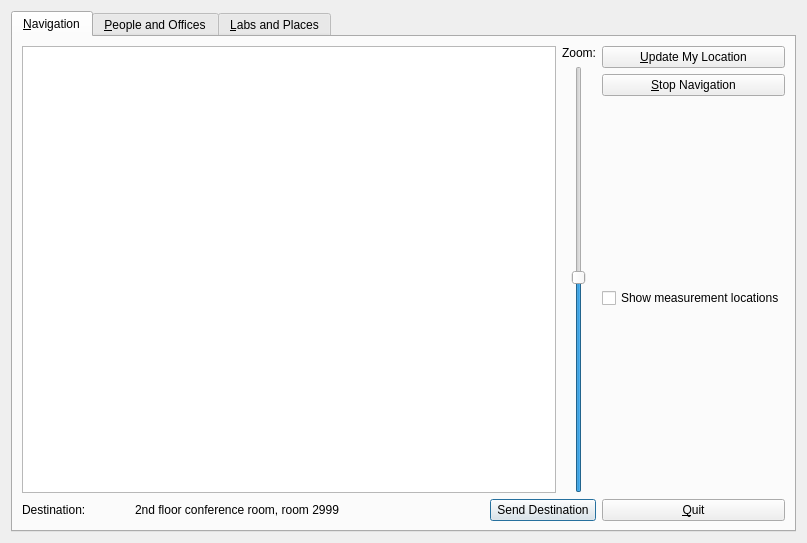
The window that tool_suite/navigator/main_dialog.ui (jedivind/gtaiad) describes before a commit, drawn with Qt 5.
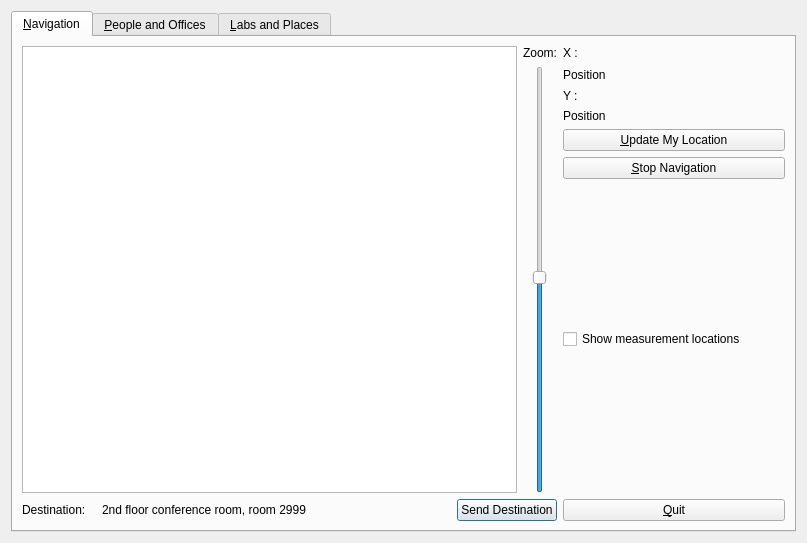
The same window after the commit.

```diff
--- a/tool_suite/navigator/main_dialog.ui
+++ b/tool_suite/navigator/main_dialog.ui
@@ -93,6 +93,46 @@
        </item>
        <item>
         <layout class="QVBoxLayout" name="verticalLayout_3">
+         <item>
+          <widget class="QLabel" name="Xlabel">
+           <property name="minimumSize">
+            <size>
+             <width>222</width>
+             <height>0</height>
+            </size>
+           </property>
+           <property name="text">
+            <string>X :</string>
+           </property>
+          </widget>
+         </item>
+         <item>
+          <widget class="QLabel" name="x_pos_label">
+           <property name="minimumSize">
+            <size>
+             <width>222</width>
+             <height>17</height>
+            </size>
+           </property>
+           <property name="text">
+            <string>Position</string>
+           </property>
+          </widget>
+         </item>
+         <item>
+          <widget class="QLabel" name="ylabel">
+           <property name="text">
+            <string>Y :</string>
+           </property>
+          </widget>
+         </item>
+         <item>
+          <widget class="QLabel" name="y_pos_label">
+           <property name="text">
+            <string>Position</string>
+           </property>
+          </widget>
+         </item>
          <item>
           <widget class="QPushButton" name="update_location_button">
            <property name="text">
```
Left out of the diff: 34 changed lines with no effect on the pictures.
